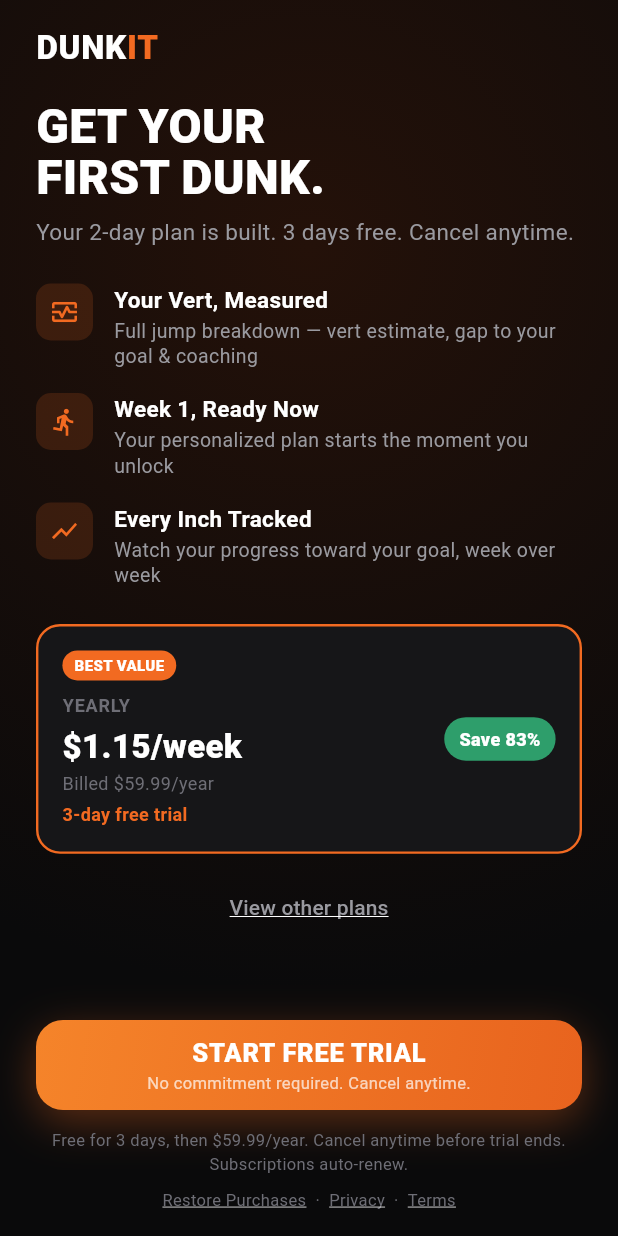
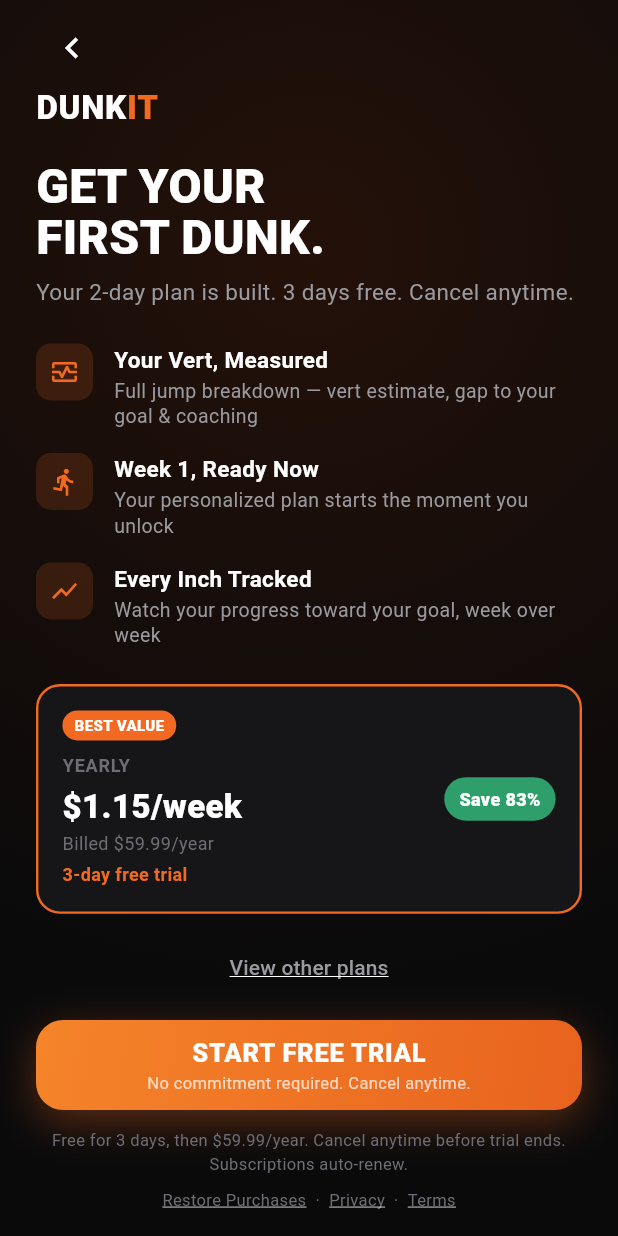
Before and after one commit to 0xcssh/Dunkmax, a Flutter app: the PaywallScreen screen opened directly with empty values, on a phone screen of 412 x 824 dp. Run offline on Flutter 3.47's test engine with Material 3 defaults, Android fonts, the phone set to English and light mode, and no system bars; our stand-ins replace image_picker, share_plus, shared_preferences, video_player; missing offline and left inert: video_thumbnail; accounts and stored records are empty.

Commit message:
Add a back button to the paywall (to free-analysis, not into the app)
The previous hard-gate paywall had no way back at all -- a real dead end
if someone got there by mistake or wanted to redo their free analysis
first. Adds onBack, wired to return to the free-analysis step rather
than granting app access -- still nobody reaches RootShell without
actually starting the trial, they just aren't stuck.

Co-Authored-By: Claude Sonnet 5 <noreply@anthropic.com>

```diff
--- a/lib/app.dart
+++ b/lib/app.dart
@@ -92,7 +92,11 @@ class _DunkMaxAppState extends State<DunkMaxApp> {
           onFirstResult: _goToPaywall,
         );
       case _Phase.paywall:
-        return PaywallScreen(profile: _profile!, onContinue: _enterApp);
+        return PaywallScreen(
+          profile: _profile!,
+          onContinue: _enterApp,
+          onBack: () => setState(() => _phase = _Phase.freeAnalysis),
+        );
       case _Phase.app:
         return RootShell(
           profile: _profile!,
--- a/lib/features/paywall/paywall_screen.dart
+++ b/lib/features/paywall/paywall_screen.dart
@@ -7,11 +7,11 @@ import '../../theme/app_theme.dart';
 enum _Plan { yearly, weekly }
 
 /// Presentation-only paywall. Real StoreKit/RevenueCat wiring is a follow-up
-/// (see CLAUDE.md). This is a HARD gate by design — deliberately no back/
-/// close/skip affordance, since "Start Free Trial" is meant to be the only
-/// way past it (per product decision: nobody should reach the app without
-/// starting the trial). Pricing shown is a placeholder mockup, not tied to
-/// real App Store Connect products yet.
+/// (see CLAUDE.md). Still a hard gate — "Start Free Trial" is the only way
+/// into the app itself — but [onBack] lets the athlete step back to the
+/// free-analysis screen (product decision: no dead end, but no way to reach
+/// the app without starting the trial either). Pricing shown is a
+/// placeholder mockup, not tied to real App Store Connect products yet.
 ///
 /// Deliberately does NOT show a star-rating/review-count badge like the
 /// reference app's — this is a brand-new, unpublished app with zero real
@@ -22,11 +22,13 @@ enum _Plan { yearly, weekly }
 class PaywallScreen extends StatefulWidget {
   final OnboardingProfile profile;
   final VoidCallback onContinue;
+  final VoidCallback onBack;
 
   const PaywallScreen({
     super.key,
     required this.profile,
     required this.onContinue,
+    required this.onBack,
   });
 
   @override
@@ -62,7 +64,15 @@ class _PaywallScreenState extends State<PaywallScreen> {
             child: Column(
               crossAxisAlignment: CrossAxisAlignment.stretch,
               children: [
-                const SizedBox(height: 8),
+                Align(
+                  alignment: Alignment.topLeft,
+                  child: IconButton(
+                    onPressed: widget.onBack,
+                    padding: EdgeInsets.zero,
+                    icon: const Icon(Icons.chevron_left,
+                        color: Colors.white, size: 28),
+                  ),
+                ),
                 Expanded(
                   child: ListView(
                     padding: EdgeInsets.zero,
```
